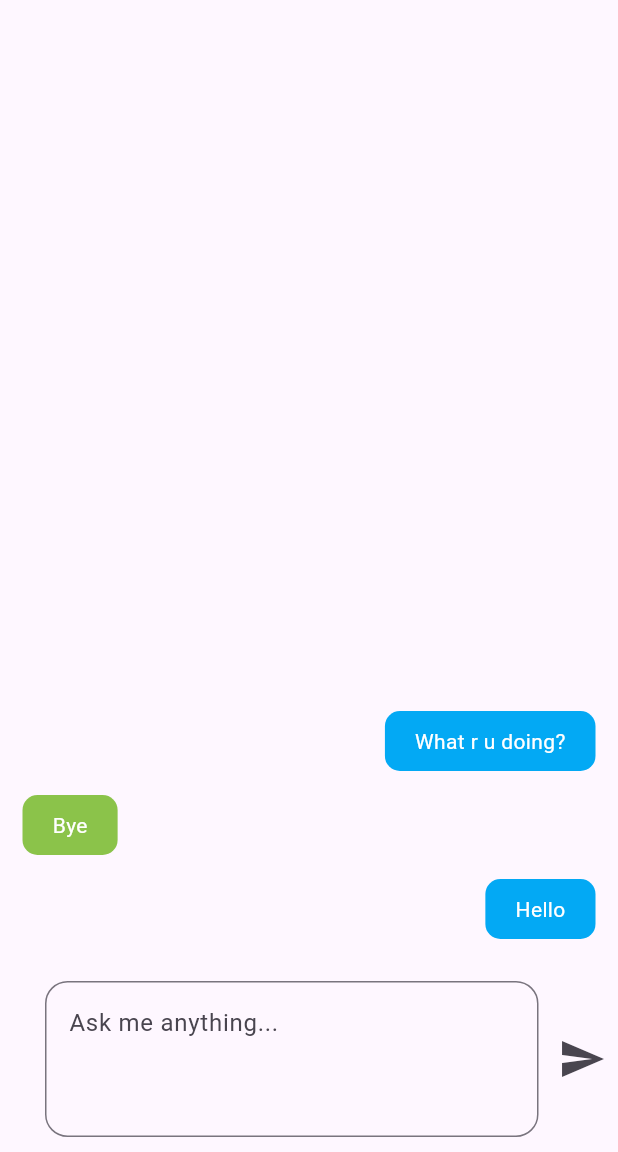
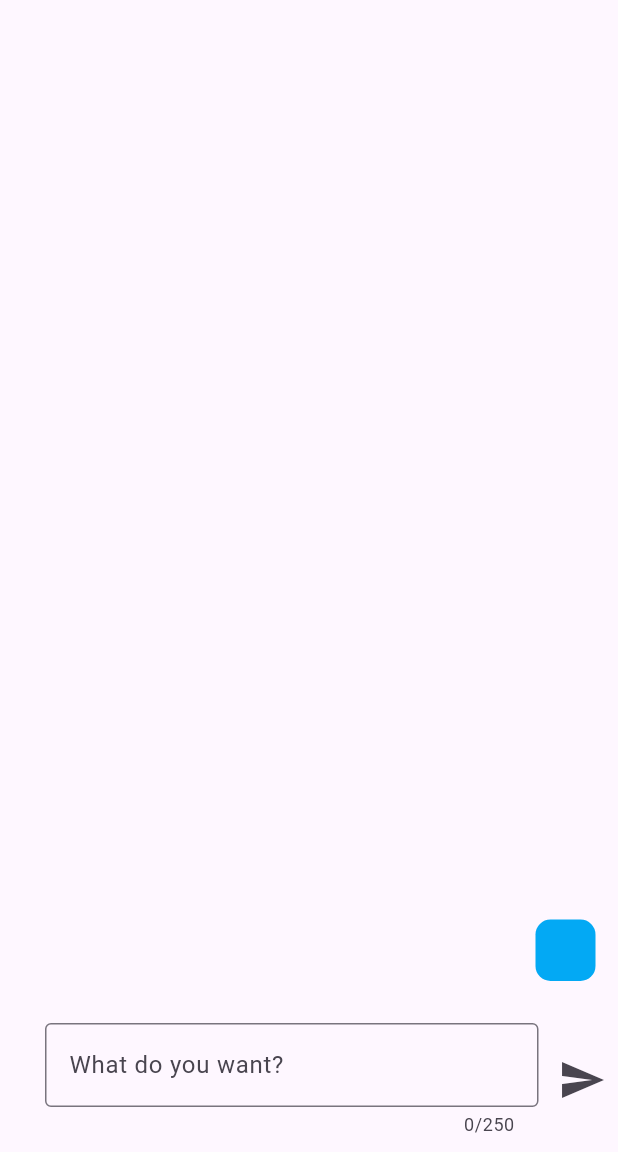
Before and after one commit to Neo2854/daxos, a Flutter app: the screen it shows after launch, after a tap on the "send" icon, on a phone screen of 412 x 824 dp, the part 84-1236 px from its top. Run offline on Flutter 3.47's test engine with Material 3 defaults, Android fonts, the phone set to English and light mode, and no system bars.

Commit message:
Added chat interface

```diff
--- a/lib/screens/home_page.dart
+++ b/lib/screens/home_page.dart
@@ -1,3 +1,4 @@
+import 'package:daxos/widgets/expanding_text_field.dart';
 import 'package:daxos/widgets/message_box.dart';
 import 'package:flutter/material.dart';
 
@@ -9,11 +10,7 @@ class HomePage extends StatefulWidget {
 }
 
 class _HomePageState extends State<HomePage> {
-  List<MessageBox> messages = [
-    MessageBox("Hello"),
-    MessageBox("Bye", false),
-    MessageBox("What r u doing?")
-  ];
+  List<MessageBox> messages = [];
 
   TextEditingController controller = TextEditingController();
 
@@ -40,10 +37,13 @@ class _HomePageState extends State<HomePage> {
 
           // Chat
           Expanded(
-            child: ListView(
+            child: ListView.builder(
+              reverse: true,
               scrollDirection: Axis.vertical,
-              reverse: true,
-              children: messages,
+              itemCount: messages.length,
+              itemBuilder: (BuildContext context, int index) {
+                return messages[index];
+              },
             )
           ),
 
@@ -60,18 +60,8 @@ class _HomePageState extends State<HomePage> {
                     bottom: 10,
                     right: 5
                   ),
-                  child: TextField(
-                    controller: controller,
-                    decoration: InputDecoration(
-                      hintText: "Ask me anything...",
-                      fillColor: Colors.white,
-                      border: OutlineInputBorder(
-                        borderRadius: BorderRadius.circular(15)
-                      )
-                    ),
-                    minLines: 3,
-                    maxLines: 5,
-                    // decoration: ,
+                  child: ExpandingTextField(
+                    controller: controller
                   ),
                 ),
               ),
@@ -80,7 +70,10 @@ class _HomePageState extends State<HomePage> {
                   icon: Icon(Icons.send),
                   iconSize: 32,
                   onPressed: isLocked ? null : () {
-                    // TODO message logic
+                    setState(() {
+                      messages.insert(0, MessageBox(controller.text));
+                      controller.clear();
+                    });
                   }
                 ),
               )
--- a/lib/widgets/expanding_text_field.dart
+++ b/lib/widgets/expanding_text_field.dart
@@ -1,10 +1,25 @@
 import 'package:flutter/material.dart';
 
 class ExpandingTextField extends StatelessWidget {
-  const ExpandingTextField({super.key});
+  final TextEditingController controller;
+
+  const ExpandingTextField({super.key, required this.controller});
 
   @override
   Widget build(BuildContext context) {
-    return const Placeholder();
+    return Scrollbar(
+      child: TextField(
+        controller: controller,
+        minLines: 1,
+        maxLines: 4,
+        maxLength: 250,
+        keyboardType: TextInputType.multiline,
+        textInputAction: TextInputAction.newline,
+        decoration: const InputDecoration(
+          hintText: "What do you want?",
+          border: OutlineInputBorder()
+        ),
+      ),
+    );
   }
 }
```
